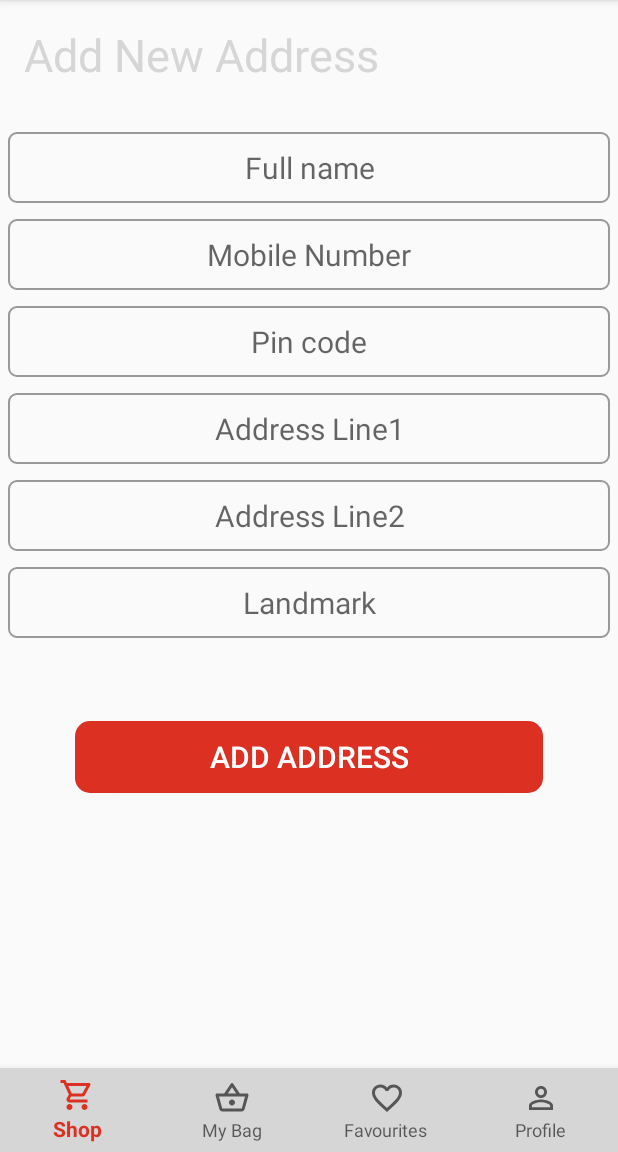
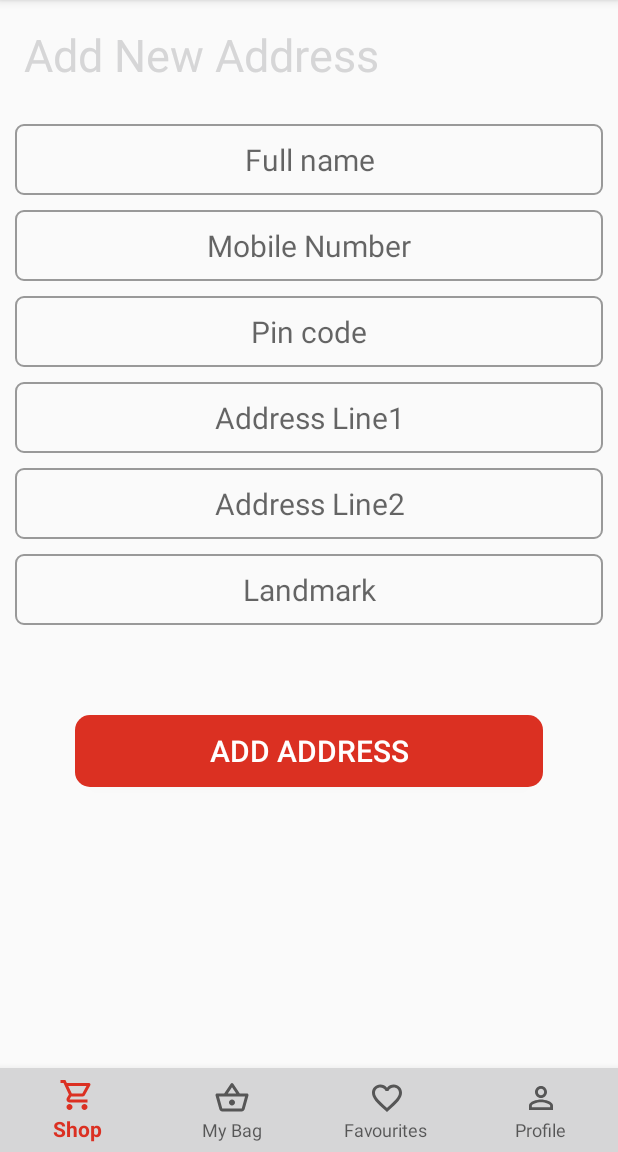
Before and after one commit to NIkhilbadveli/FlyGrocer, an Android app: the EditAddressFragment screen opened through its navigation route, on a phone screen of 412 x 824 dp, the part 84-1236 px from its top. Run offline under Robolectric (Android 15) with nearby library versions, the phone set to English and light mode, and no system bars; our stand-ins replace Firebase (no records; nobody signed in at launch, a user with empty details on screens opened directly), Picasso, navigation-ui; libraries missing offline, so code that uses them is left out: com.denzcoskun.imageslider, com.razorpay; pictures from the network do not load; 11 statements that could not run were skipped.

Commit message:
implemented changes

```diff
--- a/app/src/main/java/com/titos/flygrocer/EditAddressFragment.kt
+++ b/app/src/main/java/com/titos/flygrocer/EditAddressFragment.kt
@@ -55,6 +55,7 @@ class EditAddressFragment : Fragment() {
                 userRef.child("addresses").child(addressId.toString()).child("line1").setValue(etLine1.text.toString())
                 userRef.child("addresses").child(addressId.toString()).child("line2").setValue(etLine2.text.toString())
                 userRef.child("addresses").child(addressId.toString()).child("landmark").setValue(etLandMark.text.toString())
+                Toast.makeText(requireContext(),"Address updated in database", Toast.LENGTH_SHORT).show()
                 findNavController().navigateUp()
             }
             else
--- a/app/src/main/java/com/titos/flygrocer/ProductItem.kt
+++ b/app/src/main/java/com/titos/flygrocer/ProductItem.kt
@@ -1,6 +1,7 @@
 package com.titos.flygrocer
 
 import android.annotation.SuppressLint
+import android.media.Image
 import android.view.View
 import android.widget.*
 
@@ -66,7 +67,7 @@ val onItemClick: ((ProductItem)-> Unit), var presentinBag: Boolean): Item() {
             }
 
             //Handling minus for quantity
-            containerView.findViewById<FloatingActionButton>(R.id.subtractQuantityFab).setOnClickListener {
+            containerView.findViewById<ImageButton>(R.id.subtractQuantityFab).setOnClickListener {
                 val currentQty = editTextQty.text.toString().toInt()
                 if (currentQty>1){
                     val updatedQty = currentQty - 1
@@ -79,7 +80,7 @@ val onItemClick: ((ProductItem)-> Unit), var presentinBag: Boolean): Item() {
             }
 
             //Handling plus for quantity
-            containerView.findViewById<FloatingActionButton>(R.id.addQuantityFab).setOnClickListener {
+            containerView.findViewById<ImageButton>(R.id.addQuantityFab).setOnClickListener {
                 val updatedQty = editTextQty.text.toString().toInt() + 1
                 editTextQty.setText(updatedQty.toString())
                 tvItemPrice.text = "\u20B9 ${(updatedQty*itemPrice.toInt())}"
--- /dev/null
+++ b/app/src/main/res/drawable/cursor_color.xml
@@ -0,0 +1,5 @@
+<?xml version="1.0" encoding="utf-8"?>
+<shape xmlns:android="http://schemas.android.com/apk/res/android" >
+    <size android:width="2dp" />
+    <solid android:color="@color/colorPrimary"  />
+</shape>
--- a/app/src/main/res/layout/fragment_edit_address.xml
+++ b/app/src/main/res/layout/fragment_edit_address.xml
@@ -26,7 +26,9 @@
         android:id="@+id/etFullName"
         android:layout_width="match_parent"
         android:layout_height="wrap_content"
-        android:layout_margin="5dp"
+        android:layout_marginBottom="10dp"
+        android:layout_marginEnd="10dp"
+        android:layout_marginStart="10dp"
         android:padding="@dimen/defalutPadding"
         android:hint="Full name"
         android:inputType="textPersonName"
@@ -34,12 +36,15 @@
         android:textSize="20sp"
         android:gravity="center"
         android:background="@drawable/thin_border"
+        android:textCursorDrawable="@drawable/cursor_color"
         />
     <EditText
         android:id="@+id/etMobileNumber"
         android:layout_width="match_parent"
         android:layout_height="wrap_content"
-        android:layout_margin="5dp"
+        android:layout_marginBottom="10dp"
+        android:layout_marginEnd="10dp"
+        android:layout_marginStart="10dp"
         android:padding="@dimen/defalutPadding"
         android:hint="Mobile Number"
         android:ems="10"
@@ -48,12 +53,15 @@
         android:textSize="20sp"
         android:gravity="center"
         android:background="@drawable/thin_border"
+        android:textCursorDrawable="@drawable/cursor_color"
         />
     <EditText
         android:id="@+id/etPincode"
         android:layout_width="match_parent"
         android:layout_height="wrap_content"
-        android:layout_margin="5dp"
+        android:layout_marginBottom="10dp"
+        android:layout_marginEnd="10dp"
+        android:layout_marginStart="10dp"
         android:padding="@dimen/defalutPadding"
         android:hint="Pin code"
         android:maxLength="6"
@@ -62,12 +70,15 @@
         android:textSize="20sp"
         android:gravity="center"
         android:background="@drawable/thin_border"
+        android:textCursorDrawable="@drawable/cursor_color"
         />
     <EditText
         android:id="@+id/etLine1"
         android:layout_width="match_parent"
         android:layout_height="wrap_content"
-        android:layout_margin="5dp"
+        android:layout_marginBottom="10dp"
+        android:layout_marginEnd="10dp"
+        android:layout_marginStart="10dp"
         android:padding="@dimen/defalutPadding"
         android:hint="Address Line1"
         android:inputType="textPostalAddress"
@@ -75,12 +86,15 @@
         android:textSize="20sp"
         android:gravity="center"
         android:background="@drawable/thin_border"
+        android:textCursorDrawable="@drawable/cursor_color"
         />
     <EditText
         android:id="@+id/etLine2"
         android:layout_width="match_parent"
         android:layout_height="wrap_content"
-        android:layout_margin="5dp"
+        android:layout_marginBottom="10dp"
+        android:layout_marginEnd="10dp"
+        android:layout_marginStart="10dp"
         android:padding="@dimen/defalutPadding"
         android:hint="Address Line2"
         android:inputType="textPostalAddress"
@@ -88,12 +102,15 @@
         android:textSize="20sp"
         android:gravity="center"
         android:background="@drawable/thin_border"
+        android:textCursorDrawable="@drawable/cursor_color"
         />
     <EditText
         android:id="@+id/etLandMark"
         android:layout_width="match_parent"
         android:layout_height="wrap_content"
-        android:layout_margin="5dp"
+        android:layout_marginBottom="10dp"
+        android:layout_marginEnd="10dp"
+        android:layout_marginStart="10dp"
         android:padding="@dimen/defalutPadding"
         android:hint="Landmark"
         android:inputType="text"
@@ -101,6 +118,7 @@
         android:textSize="20sp"
         android:gravity="center"
         android:background="@drawable/thin_border"
+        android:textCursorDrawable="@drawable/cursor_color"
         />
     </LinearLayout>
 
--- a/app/src/main/res/layout/fragment_shop.xml
+++ b/app/src/main/res/layout/fragment_shop.xml
@@ -44,7 +44,8 @@
         android:layout_margin="@dimen/defalutPadding"
         android:queryHint="Search for products, brands and more"
         android:iconifiedByDefault="false"
-        android:background="@drawable/thin_border" />
+        android:background="@drawable/thin_border"
+        android:textCursorDrawable="@drawable/cursor_color"/>
 
     <androidx.recyclerview.widget.RecyclerView
         android:layout_below="@id/searchBar"
```
Also changed, not shown: app/src/main/java/com/titos/flygrocer/BagFragment.kt (+24 -6 lines), app/src/main/java/com/titos/flygrocer/BagItem.kt (+6 -5 lines), app/src/main/res/layout/activity_login.xml (+9 -5 lines), app/src/main/res/layout/item_address.xml (+9 -11 lines), app/src/main/res/layout/item_bag.xml (+7 -5 lines), app/src/main/res/layout/item_product.xml (+7 -5 lines).
